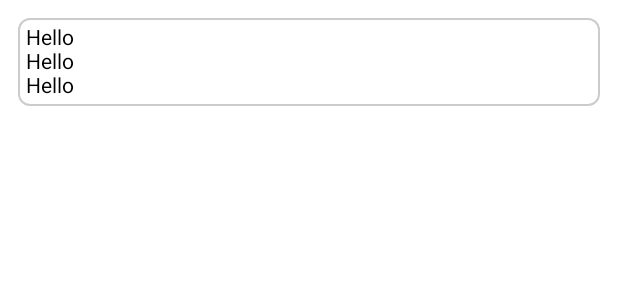
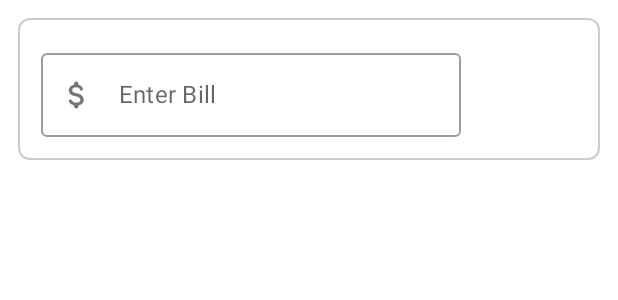
Before and after one commit to DeepakRattan/JetpackTipApp, an Android app built with Jetpack Compose: the @Preview function MainContent, on a phone screen of 412 x 824 dp. Shown: the top 300 px of the screen. Run offline under Robolectric (Android 15) with nearby library versions, the phone set to English and light mode, and no system bars.

```diff
--- a/app/src/main/java/com/example/jetpacktipapp/MainActivity.kt
+++ b/app/src/main/java/com/example/jetpacktipapp/MainActivity.kt
@@ -8,17 +8,23 @@ import androidx.compose.foundation.layout.*
 import androidx.compose.foundation.shape.CircleShape
 import androidx.compose.foundation.shape.CornerSize
 import androidx.compose.foundation.shape.RoundedCornerShape
+import androidx.compose.foundation.text.KeyboardActions
 import androidx.compose.material.MaterialTheme
 import androidx.compose.material.Surface
 import androidx.compose.material.Text
 import androidx.compose.runtime.Composable
+import androidx.compose.runtime.mutableStateOf
+import androidx.compose.runtime.remember
 import androidx.compose.ui.Alignment
+import androidx.compose.ui.ExperimentalComposeUiApi
 import androidx.compose.ui.Modifier
 import androidx.compose.ui.draw.clip
 import androidx.compose.ui.graphics.Color
+import androidx.compose.ui.platform.LocalSoftwareKeyboardController
 import androidx.compose.ui.text.font.FontWeight
 import androidx.compose.ui.tooling.preview.Preview
 import androidx.compose.ui.unit.dp
+import com.example.jetpacktipapp.components.InputField
 import com.example.jetpacktipapp.ui.theme.JetpackTipAppTheme
 
 class MainActivity : ComponentActivity() {
@@ -79,9 +85,20 @@ fun TopHeader(totalPerPerson: Double = 130.0) {
     }
 }
 
+@OptIn(ExperimentalComposeUiApi::class)
 @Preview
 @Composable
 fun MainContent() {
+    val totalBillState = remember {
+        mutableStateOf("")
+    }
+
+    val validState = remember(totalBillState.value) {
+        totalBillState.value.trim().isNotEmpty()
+    }
+
+    val keyboardController = LocalSoftwareKeyboardController.current
+
     Surface(
         modifier = Modifier
             .padding(all = 12.dp)
@@ -92,9 +109,18 @@ fun MainContent() {
         Column(
             modifier = Modifier.padding(all = 5.dp)
         ) {
-            Text(text = "Hello")
-            Text(text = "Hello")
-            Text(text = "Hello")
+            InputField(
+                valueState = totalBillState,
+                label = "Enter Bill",
+                enabled = true,
+                isSingleLine = true,
+                onAction = KeyboardActions {
+                    if (!validState) return@KeyboardActions
+                    //TODO : onValueChange
+                    keyboardController?.hide()
+
+                }
+            )
         }
 
     }
--- a/app/src/main/java/com/example/jetpacktipapp/components/Components.kt
+++ b/app/src/main/java/com/example/jetpacktipapp/components/Components.kt
@@ -1,6 +1,7 @@
 package com.example.jetpacktipapp.components
 
 import androidx.compose.foundation.layout.padding
+import androidx.compose.foundation.text.KeyboardActions
 import androidx.compose.foundation.text.KeyboardOptions
 import androidx.compose.material.Icon
 import androidx.compose.material.MaterialTheme
@@ -26,13 +27,14 @@ import androidx.compose.ui.unit.sp
 // Customizable Input Field Composable Function
 @Composable
 fun InputField(
-    modifier: Modifier,
+    modifier: Modifier = Modifier,
     valueState: MutableState<String>, // Any composable function which will call this function here, this composable can react to those values
     label: String,
     enabled: Boolean,
     isSingleLine: Boolean,
     keyboardType: KeyboardType = KeyboardType.Number,
     imeAction: ImeAction = ImeAction.Default,
+    onAction: KeyboardActions = KeyboardActions.Default
 ) {
     OutlinedTextField(
         value = valueState.value,
@@ -48,13 +50,14 @@ fun InputField(
         singleLine = isSingleLine,
         textStyle = TextStyle(
             fontSize = 18.sp,
-            color = MaterialTheme.colors.background
+            color = Color.Black
         ),
         enabled = enabled,
         keyboardOptions = KeyboardOptions(
             keyboardType = keyboardType,
             imeAction = imeAction
         ),
+        keyboardActions = onAction,
         modifier = modifier.padding(all = 10.dp)
     )
 
```
